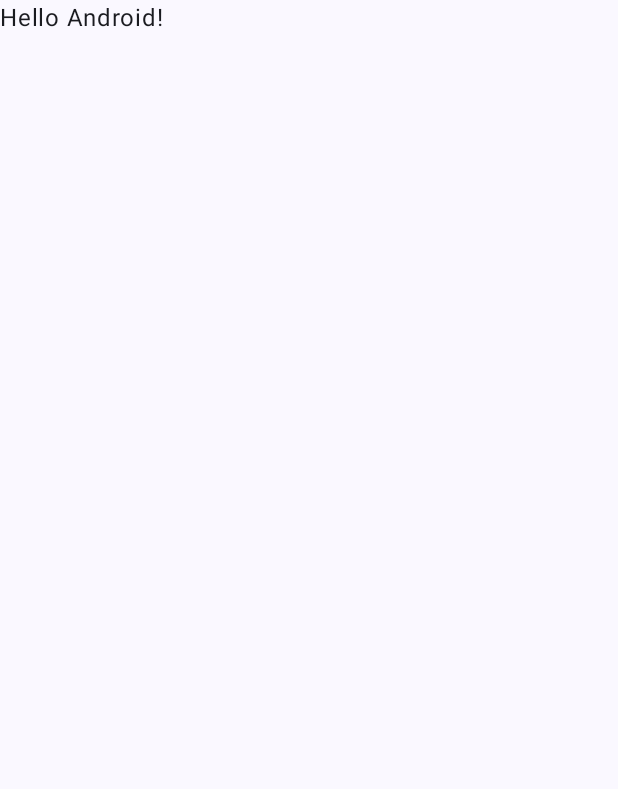
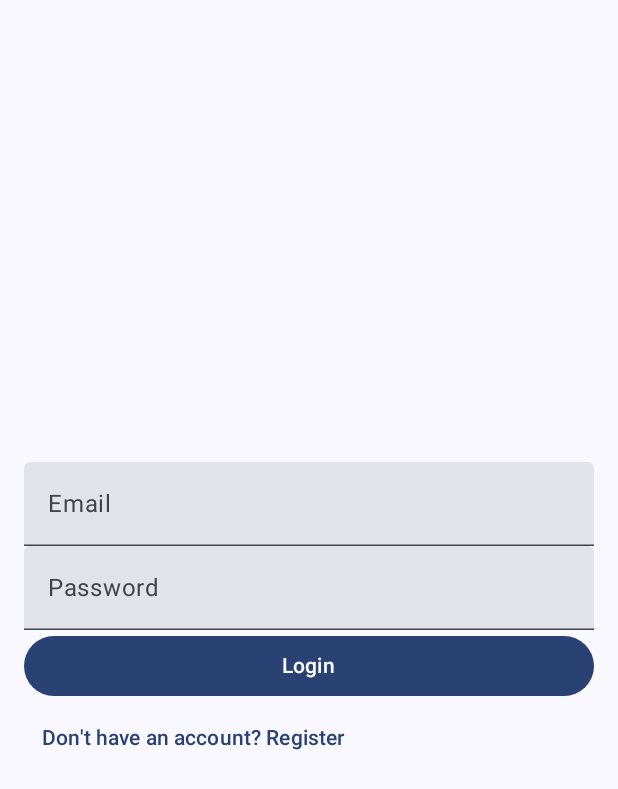
Before and after one commit to Adolfo-David-Romero/Caregiver, an Android app built with Jetpack Compose: the screen it shows after launch (MainActivity), on a phone screen of 412 x 824 dp. Before the commit the part shown is almost empty. Shown: the top 789 px of the screen. Run offline under Robolectric (Android 15) with nearby library versions, the phone set to English and light mode, and no system bars; our stand-ins replace Firebase (no records; nobody signed in at launch, a user with empty details on screens opened directly).

Commit message:
Permission request at start. Added Navigation template alongside authentication. HomeScreen UI is the same as the UserSideApp. Will split functionality.

```diff
--- a/app/build.gradle.kts
+++ b/app/build.gradle.kts
@@ -51,6 +51,9 @@ dependencies {
     implementation(libs.androidx.ui.graphics)
     implementation(libs.androidx.ui.tooling.preview)
     implementation(libs.androidx.material3)
+    implementation(libs.navigation.compose)
+    implementation(libs.firebase.common.ktx)
+    implementation(libs.google.firebase.auth.ktx)
     testImplementation(libs.junit)
     androidTestImplementation(libs.androidx.junit)
     androidTestImplementation(libs.androidx.espresso.core)
--- a/app/src/main/java/sheridan/romeroad/caregiver/MainActivity.kt
+++ b/app/src/main/java/sheridan/romeroad/caregiver/MainActivity.kt
@@ -1,9 +1,13 @@
 package sheridan.romeroad.caregiver
 
+import android.Manifest
+import android.annotation.SuppressLint
 import android.os.Bundle
+import android.widget.Toast
 import androidx.activity.ComponentActivity
 import androidx.activity.compose.setContent
 import androidx.activity.enableEdgeToEdge
+import androidx.activity.result.contract.ActivityResultContracts
 import androidx.compose.foundation.layout.fillMaxSize
 import androidx.compose.foundation.layout.padding
 import androidx.compose.material3.Scaffold
@@ -11,37 +15,60 @@ import androidx.compose.material3.Text
 import androidx.compose.runtime.Composable
 import androidx.compose.ui.Modifier
 import androidx.compose.ui.tooling.preview.Preview
+import androidx.core.content.ContextCompat
+import androidx.core.content.PermissionChecker
+import com.google.firebase.FirebaseApp
+import sheridan.romeroad.caregiver.ui.common.AppNavigation
 import sheridan.romeroad.caregiver.ui.theme.CaregiverTheme
 
+@SuppressLint("UnusedMaterial3ScaffoldPaddingParameter")
 class MainActivity : ComponentActivity() {
     override fun onCreate(savedInstanceState: Bundle?) {
         super.onCreate(savedInstanceState)
         enableEdgeToEdge()
+        // Initialize Firebase
+        FirebaseApp.initializeApp(this)
+        // Request permissions
+        requestNecessaryPermissions()
+
+        enableEdgeToEdge()
         setContent {
             CaregiverTheme {
-                Scaffold(modifier = Modifier.fillMaxSize()) { innerPadding ->
-                    Greeting(
-                        name = "Android",
-                        modifier = Modifier.padding(innerPadding)
-                    )
+                Scaffold(modifier = Modifier.fillMaxSize()) {
+                    AppNavigation()
                 }
             }
         }
     }
-}
+    private fun requestNecessaryPermissions() {
+        val permissions = arrayOf(
+            Manifest.permission.ACCESS_FINE_LOCATION,
+            Manifest.permission.ACCESS_COARSE_LOCATION,
+            Manifest.permission.FOREGROUND_SERVICE,
+            Manifest.permission.INTERNET,
+            Manifest.permission.ACCESS_NETWORK_STATE
+        )
 
-@Composable
-fun Greeting(name: String, modifier: Modifier = Modifier) {
-    Text(
-        text = "Hello $name!",
-        modifier = modifier
-    )
-}
+        val requestPermissionsLauncher = registerForActivityResult(
+            ActivityResultContracts.RequestMultiplePermissions()
+        ) { permissionsResult ->
+            permissionsResult.forEach { (permission, isGranted) ->
+                if (!isGranted) {
+                    Toast.makeText(
+                        this,
+                        "Permission $permission is required for proper app functioning.",
+                        Toast.LENGTH_LONG
+                    ).show()
+                }
+            }
+        }
 
-@Preview(showBackground = true)
-@Composable
-fun GreetingPreview() {
-    CaregiverTheme {
-        Greeting("Android")
+        val missingPermissions = permissions.filter {
+            ContextCompat.checkSelfPermission(this, it) != PermissionChecker.PERMISSION_GRANTED
+        }
+
+        if (missingPermissions.isNotEmpty()) {
+            requestPermissionsLauncher.launch(missingPermissions.toTypedArray())
+        }
     }
 }
--- /dev/null
+++ b/app/src/main/java/sheridan/romeroad/caregiver/ui/auth/LoginScreen.kt
@@ -0,0 +1,75 @@
+package sheridan.romeroad.caregiver.ui.auth
+
+import androidx.compose.foundation.layout.Arrangement
+import androidx.compose.foundation.layout.Column
+import androidx.compose.foundation.layout.fillMaxSize
+import androidx.compose.foundation.layout.fillMaxWidth
+import androidx.compose.foundation.layout.padding
+import androidx.compose.material3.Button
+import androidx.compose.material3.MaterialTheme
+import androidx.compose.material3.Text
+import androidx.compose.material3.TextButton
+import androidx.compose.material3.TextField
+import androidx.compose.runtime.Composable
+import androidx.compose.runtime.getValue
+import androidx.compose.runtime.mutableStateOf
+import androidx.compose.runtime.remember
+import androidx.compose.runtime.setValue
+import androidx.compose.ui.Modifier
+import androidx.compose.ui.unit.dp
+import com.google.firebase.auth.ktx.auth
+import com.google.firebase.ktx.Firebase
+
+/**
+ * Student ID: 991555778
+ * Caregiver
+ * created by davidromero
+ * on 2025-03-24
+ **/
+@Composable
+fun LoginScreen(onLoginSuccess: () -> Unit, onNavigateToRegister: () -> Unit) {
+    var email by remember { mutableStateOf("") }
+    var password by remember { mutableStateOf("") }
+    var errorMessage by remember { mutableStateOf<String?>(null) }
+
+    Column(
+        modifier = Modifier
+            .fillMaxSize()
+            .padding(16.dp),
+        verticalArrangement = Arrangement.Center
+    ) {
+        TextField(
+            value = email,
+            onValueChange = { email = it },
+            label = { Text("Email") },
+            modifier = Modifier.fillMaxWidth()
+        )
+        TextField(
+            value = password,
+            onValueChange = { password = it },
+            label = { Text("Password") },
+            modifier = Modifier.fillMaxWidth()
+        )
+        Button(
+            onClick = {
+                Firebase.auth.signInWithEmailAndPassword(email, password)
+                    .addOnCompleteListener { task ->
+                        if (task.isSuccessful) {
+                            onLoginSuccess()
+                        } else {
+                            errorMessage = task.exception?.message
+                        }
+                    }
+            },
+            modifier = Modifier.fillMaxWidth()
+        ) {
+            Text("Login")
+        }
+        errorMessage?.let {
+            Text(it, color = MaterialTheme.colorScheme.error)
+        }
+        TextButton(onClick = onNavigateToRegister) {
+            Text("Don't have an account? Register")
+        }
+    }
+}
--- /dev/null
+++ b/app/src/main/java/sheridan/romeroad/caregiver/ui/common/AppNavigation.kt
@@ -0,0 +1,42 @@
+package sheridan.romeroad.caregiver.ui.common
+
+import android.content.Intent
+import androidx.compose.runtime.Composable
+import androidx.compose.runtime.LaunchedEffect
+import androidx.compose.ui.platform.LocalContext
+import androidx.navigation.compose.NavHost
+import androidx.navigation.compose.composable
+import androidx.navigation.compose.rememberNavController
+import com.google.firebase.Firebase
+import com.google.firebase.auth.auth
+import sheridan.romeroad.caregiver.ui.auth.LoginScreen
+import sheridan.romeroad.caregiver.ui.home.HomeScreen
+
+/**
+ * Student ID: 991555778
+ * Caregiver
+ * created by davidromero
+ * on 2025-03-24
+ **/
+@Composable
+fun AppNavigation() {
+    val navController = rememberNavController()
+    val isLoggedIn = Firebase.auth.currentUser != null
+    val userId = Firebase.auth.currentUser?.uid
+    val context = LocalContext.current
+    /*View Models*/
+    /*View Models*/
+
+
+    NavHost(navController = navController, startDestination = if (isLoggedIn) "home" else "login") {
+        composable("login") {
+            LoginScreen(
+                onLoginSuccess = { navController.navigate("home") { popUpTo("login") { inclusive = true } } },
+                onNavigateToRegister = { navController.navigate("register") }
+            )
+        }
+
+        composable("home") { HomeScreen(navController) }
+
+    }
+}
--- a/gradle/libs.versions.toml
+++ b/gradle/libs.versions.toml
@@ -48,6 +48,9 @@ coilNetworkOkhttp = "3.0.4"
 mapsUtilsKtx = "5.1.1"
 googleWebrtc = "1.0.32006"
 playServicesLocation = "21.3.0"
+navigationComposeVersion = "2.8.9"
+firebaseCommonKtx = "21.0.0"
+firebaseAuthKtxVersion = "23.2.0"
 
 [libraries]
 androidx-lifecycle-viewmodel-compose = { module = "androidx.lifecycle:lifecycle-viewmodel-compose", version.ref = "lifecycleViewmodelCompose" }
@@ -100,6 +103,9 @@ coil-compose = { group = "io.coil-kt.coil3", name = "coil-compose", version.ref
 coil-network-okhttp = { group = "io.coil-kt.coil3", name = "coil-network-okhttp", version.ref = "coilNetworkOkhttp" }
 maps-utils-ktx = { group = "com.google.maps.android", name = "maps-utils-ktx", version.ref = "mapsUtilsKtx" }
 play-services-location = { group = "com.google.android.gms", name = "play-services-location", version.ref = "playServicesLocation" }
+navigation-compose = { group = "androidx.navigation", name = "navigation-compose", version.ref = "navigationComposeVersion" }
+firebase-common-ktx = { group = "com.google.firebase", name = "firebase-common-ktx", version.ref = "firebaseCommonKtx" }
+google-firebase-auth-ktx = { group = "com.google.firebase", name = "firebase-auth-ktx", version.ref = "firebaseAuthKtxVersion" }
 #google-webrtc = { group = "org.webrtc", name = "google-webrtc", version.ref = "googleWebrtc" }
 
 [plugins]
```
Also changed, not shown: app/src/main/java/sheridan/romeroad/caregiver/ui/auth/RegisterScreen.kt (added, +75 -0 lines), app/src/main/java/sheridan/romeroad/caregiver/ui/home/HomeScreen.kt (added, +225 -0 lines).
